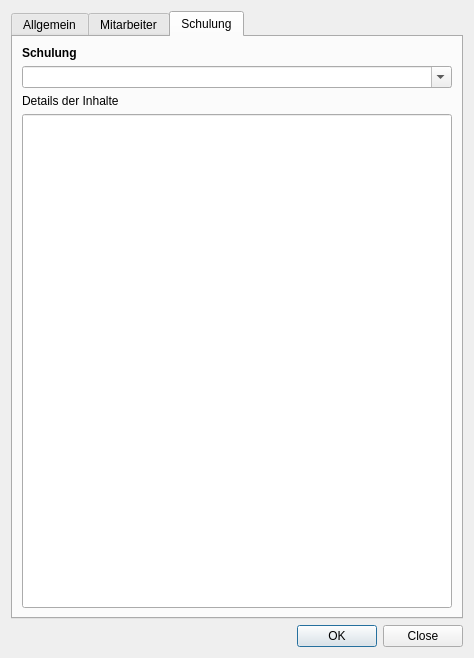
Old version of the form ui/qmsigninglistdialog.ui in the repository Christian-Kr/QualificationMatrix.
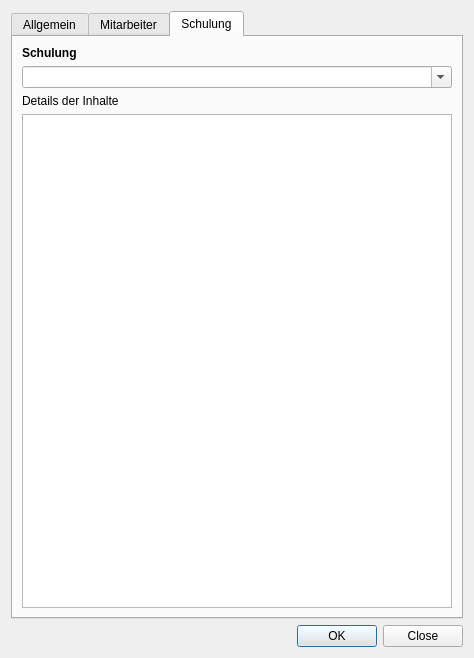
New version of the form. The open tabs and pages were chosen to show the change. Icons and pictures are not drawn.

```diff
--- a/ui/qmsigninglistdialog.ui
+++ b/ui/qmsigninglistdialog.ui
@@ -323,17 +323,7 @@
           </widget>
          </item>
          <item>
-          <widget class="QLineEdit" name="leTrainDetails">
-           <property name="sizePolicy">
-            <sizepolicy hsizetype="Expanding" vsizetype="Expanding">
-             <horstretch>0</horstretch>
-             <verstretch>0</verstretch>
-            </sizepolicy>
-           </property>
-           <property name="alignment">
-            <set>Qt::AlignLeading|Qt::AlignLeft|Qt::AlignTop</set>
-           </property>
-          </widget>
+          <widget class="QPlainTextEdit" name="leTrainDetails"/>
          </item>
         </layout>
        </item>
```
Left out of the diff: 19 changed lines with no effect on the pictures.
